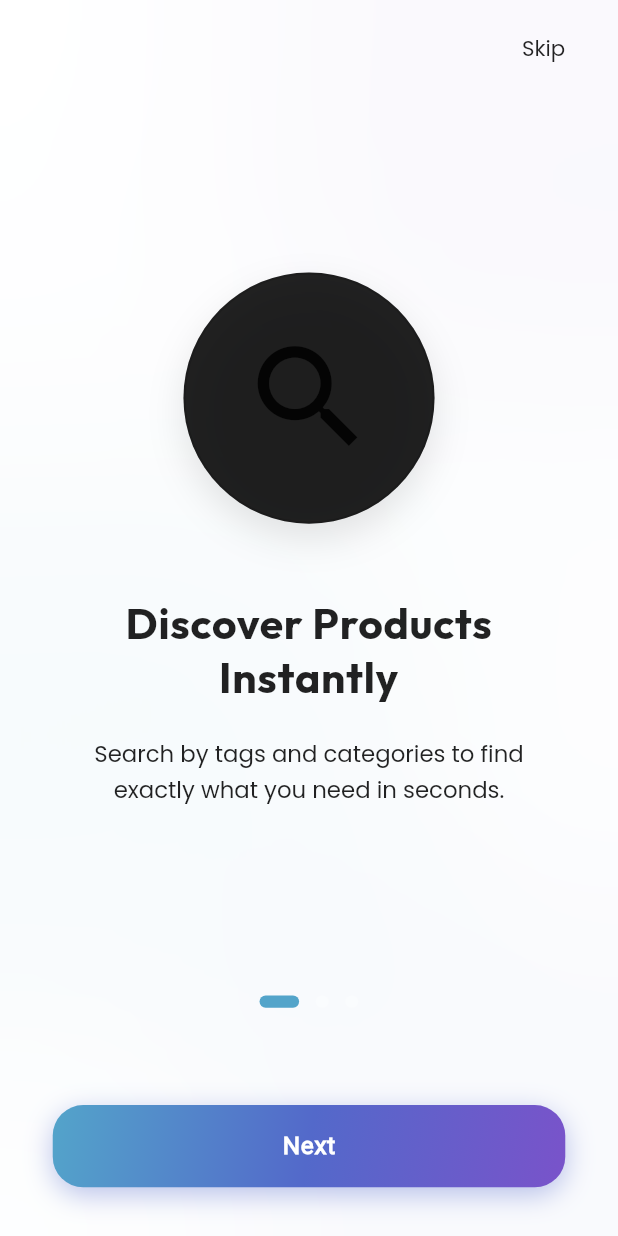
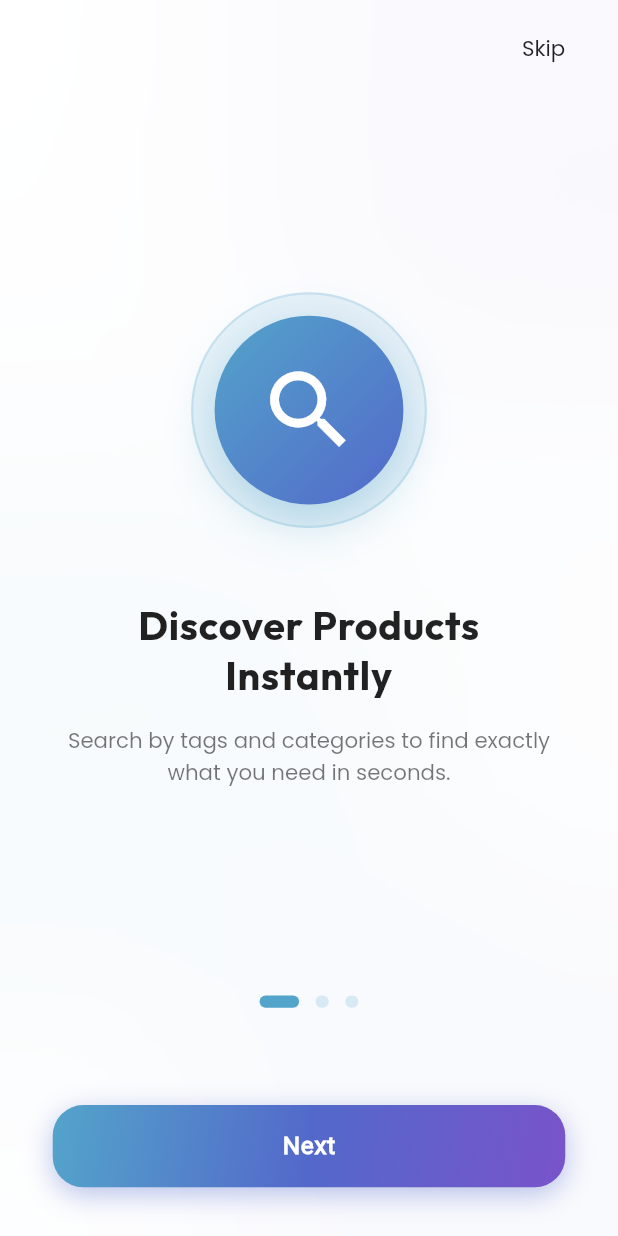
Before and after one commit to musadev147/combine_apps, a Flutter app: the screen it shows after launch, on a phone screen of 412 x 824 dp. Run offline on Flutter 3.47's test engine with Material 3 defaults, Android fonts, the phone set to English and light mode, and no system bars; drawn by our look-alikes of auto_animated; our stand-ins replace cached_network_image, connectivity_plus, cookie_jar, device_info_plus, dio, dio_cookie_manager and 21 more; missing offline and left inert: agora_rtc_engine, dotlottie_loader, flutter_callkit_incoming, flutter_ringtone_player, svg_flutter; accounts and stored records are empty.

Commit message:
fix: update UI design, build configs, and bump version to 1.0.6+8

```diff
--- a/lib/features/buyer/onboarding/onboarding_flow.dart
+++ b/lib/features/buyer/onboarding/onboarding_flow.dart
@@ -10,7 +10,7 @@ import 'package:bd_shope_combined/common_wigdets/glass_background.dart';
 import 'package:bd_shope_combined/common_wigdets/glass_button.dart';
 
 class OnboardingFlow extends StatefulWidget {
-  const OnboardingFlow({Key? key}) : super(key: key);
+  const OnboardingFlow({super.key});
 
   @override
   State<OnboardingFlow> createState() => _OnboardingFlowState();
@@ -25,16 +25,19 @@ class _OnboardingFlowState extends State<OnboardingFlow> {
       'title': 'Discover Products Instantly',
       'description': 'Search by tags and categories to find exactly what you need in seconds.',
       'icon': Icons.search_outlined,
+      'gradient': [Color(0xFF53A4CA), Color(0xFF5369CA)],
     },
     {
       'title': 'Connect With Sellers',
       'description': 'Chat, Voice Call & Video Call directly with sellers for faster deal completions.',
       'icon': Icons.connect_without_contact_outlined,
+      'gradient': [Color(0xFF5369CA), Color(0xFF7953CA)],
     },
     {
       'title': 'Smart Marketplace Experience',
       'description': 'Fast and Secure Shopping tailored to save you time and maximize value.',
       'icon': Icons.shopping_bag_outlined,
+      'gradient': [Color(0xFF7953CA), Color(0xFF53A4CA)],
     },
   ];
 
@@ -94,6 +97,7 @@ class _OnboardingFlowState extends State<OnboardingFlow> {
                       title: page['title']!,
                       description: page['description']!,
                       icon: page['icon']!,
+                      gradientColors: page['gradient'] as List<Color>?,
                     );
                   },
                 ),
@@ -112,7 +116,9 @@ class _OnboardingFlowState extends State<OnboardingFlow> {
                     decoration: BoxDecoration(
                       color: _currentIndex == index
                           ? const Color(0xFF53A4CA)
-                          : Colors.white.withOpacity(0.3),
+                          : (Get.isRegistered<ThemeController>() && Get.find<ThemeController>().isDarkMode.value
+                              ? Colors.white.withOpacity(0.3)
+                              : const Color(0xFF53A4CA).withOpacity(0.2)),
                       borderRadius: BorderRadius.circular(4.r),
                     ),
                   ),
--- a/lib/features/buyer/onboarding/onboarding_page.dart
+++ b/lib/features/buyer/onboarding/onboarding_page.dart
@@ -8,63 +8,84 @@ class OnboardingPage extends StatelessWidget {
   final String title;
   final String description;
   final IconData icon;
+  final List<Color>? gradientColors;
 
   const OnboardingPage({
-    Key? key,
+    super.key,
     required this.title,
     required this.description,
     required this.icon,
-  }) : super(key: key);
+    this.gradientColors,
+  });
 
   @override
   Widget build(BuildContext context) {
+    final colors = gradientColors ?? const [
+      Color(0xFF53A4CA),
+      Color(0xFF5369CA),
+      Color(0xFF7953CA),
+    ];
+    final isDark = Get.isRegistered<ThemeController>() && Get.find<ThemeController>().isDarkMode.value;
+
     return Padding(
       padding: EdgeInsets.symmetric(horizontal: 32.w),
       child: Column(
         mainAxisAlignment: MainAxisAlignment.center,
         children: [
+          // Outer halo ring container
           Container(
-            padding: EdgeInsets.all(36.r),
+            padding: EdgeInsets.all(14.r),
             decoration: BoxDecoration(
               shape: BoxShape.circle,
-              color: Get.isRegistered<ThemeController>() ? Get.find<ThemeController>().textColor : Colors.black.withOpacity(0.08),
+              color: colors.first.withOpacity(isDark ? 0.2 : 0.12),
               border: Border.all(
-                color: Get.isRegistered<ThemeController>() ? Get.find<ThemeController>().dividerColor : Colors.black12.withOpacity(0.2),
+                color: colors.first.withOpacity(isDark ? 0.35 : 0.2),
                 width: 1.5,
+              ),
+            ),
+            child: Container(
+              padding: EdgeInsets.all(28.r),
+              decoration: BoxDecoration(
+                shape: BoxShape.circle,
+                gradient: LinearGradient(
+                  begin: Alignment.topLeft,
+                  end: Alignment.bottomRight,
+                  colors: colors,
                 ),
                 boxShadow: [
                   BoxShadow(
-                  color: Colors.black.withOpacity(0.1),
-                  blurRadius: 20,
+                    color: colors.first.withOpacity(0.4),
+                    blurRadius: 28,
                     offset: const Offset(0, 10),
                   ),
                 ],
               ),
               child: Icon(
                 icon,
-              size: 90.r,
-              color: Get.isRegistered<ThemeController>() ? Get.find<ThemeController>().textColor : Colors.black,
+                size: 68.r,
+                color: Colors.white,
+              ),
             ),
           ),
           SizedBox(height: 48.h),
           Text(
             title,
             style: GoogleFonts.outfit(
-              fontSize: 28.sp,
+              fontSize: 26.sp,
               fontWeight: FontWeight.w700,
-              color: Get.isRegistered<ThemeController>() ? Get.find<ThemeController>().textColor : Colors.black,
+              color: Get.isRegistered<ThemeController>() ? Get.find<ThemeController>().textColor : Colors.black87,
               letterSpacing: 0.5,
             ),
             textAlign: TextAlign.center,
           ),
-          SizedBox(height: 20.h),
+          SizedBox(height: 16.h),
           Text(
             description,
             style: GoogleFonts.poppins(
-              fontSize: 15.sp,
+              fontSize: 14.sp,
               fontWeight: FontWeight.w400,
-              color: Get.isRegistered<ThemeController>() ? Get.find<ThemeController>().textColor : Colors.black.withOpacity(0.75),
-              height: 1.6,
+              color: Get.isRegistered<ThemeController>() ? Get.find<ThemeController>().textSecondaryColor : Colors.black54,
+              height: 1.5,
             ),
             textAlign: TextAlign.center,
           ),
--- a/lib/features/seller/onboarding/onboarding_flow/presentation/onboarding_flow.dart
+++ b/lib/features/seller/onboarding/onboarding_flow/presentation/onboarding_flow.dart
@@ -180,7 +180,7 @@ class _OnboardingFlowState extends State<OnboardingFlow> {
                     child: Text(
                       _currentPage == _onboardingData.length - 1 ? "Get Started" : "Next",
                       style: TextStyle(
-                        color: Get.isRegistered<ThemeController>() ? Get.find<ThemeController>().textColor : Colors.black,
+                        color: Colors.white,
                         fontSize: 14.sp,
                         fontWeight: FontWeight.bold,
                       ),
--- a/lib/features/seller/onboarding/splash/presentation/splash_screen.dart
+++ b/lib/features/seller/onboarding/splash/presentation/splash_screen.dart
@@ -4,7 +4,6 @@ import 'package:flutter/material.dart';
 import 'package:get/get.dart';
 import 'package:google_fonts/google_fonts.dart';
 import 'package:flutter_screenutil/flutter_screenutil.dart';
-import 'package:bd_shope_combined/common_widgets/glass_background_scaffold.dart';
 import 'package:bd_shope_combined/route/app_routes.dart';
 import 'package:bd_shope_combined/helpers/di.dart';
 import 'package:bd_shope_combined/constants/app_constants.dart';
--- a/pubspec.yaml
+++ b/pubspec.yaml
@@ -16,7 +16,7 @@ publish_to: "none" # Remove this line if you wish to publish to pub.dev
 # https://developer.apple.com/library/archive/documentation/General/Reference/InfoPlistKeyReference/Articles/CoreFoundationKeys.html
 # In Windows, build-name is used as the major, minor, and patch parts
 # of the product and file versions while build-number is used as the build suffix.
-version: 1.0.5+7
+version: 1.0.6+8
 
 environment:
   sdk: ^3.9.2
```
Also changed, not shown: lib/common_widgets/glass_card.dart (+19 -10 lines), lib/common_wigdets/glass_card.dart (+20 -11 lines), lib/features/buyer/coustomer/category_screen.dart (+7 -2 lines), lib/features/buyer/coustomer/home_screen/buyer_home_screen.dart (+10 -5 lines), pubspec.lock, 6 other files. Lines whose indentation alone changed are shown as unchanged.
